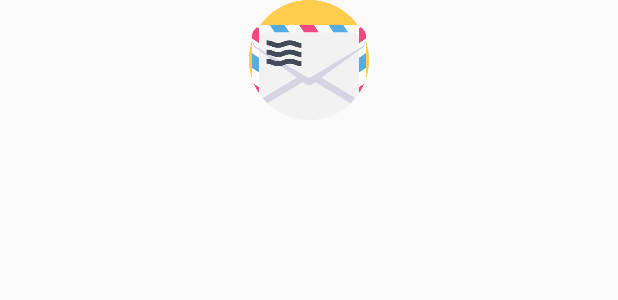
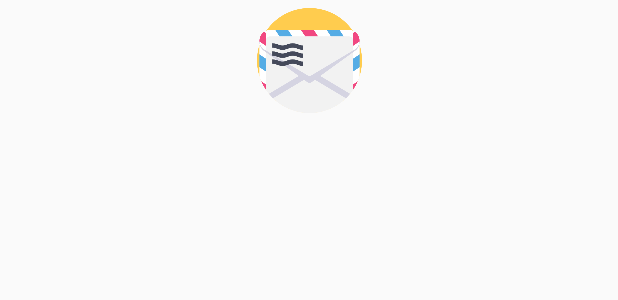
Before and after one commit to kimyounghoons/MNGS, an Android app: the layout item_letter.xml on its own in the app's theme, with its tools: preview values and no code run, on a phone screen of 412 x 824 dp. Shown: the top 300 px of the screen. Run offline under Robolectric (Android 15) with nearby library versions, the phone set to English and light mode, and no system bars.

Commit message:
modify appbar , color modify send letter

```diff
--- a/app/src/main/java/com/mngs/kimyounghoon/mngs/answerletter/AnswerFragment.kt
+++ b/app/src/main/java/com/mngs/kimyounghoon/mngs/answerletter/AnswerFragment.kt
@@ -16,6 +16,9 @@ import com.mngs.kimyounghoon.mngs.utils.obtainViewModel
 import com.mngs.kimyounghoon.mngs.utils.setupToast
 
 class AnswerFragment : AbstractFragment() {
+    override fun getTitle(): String {
+        return getString(R.string.answer_letter)
+    }
 
     lateinit var binding: FragmentAnswerLetterBinding
     lateinit var letter: Letter
--- a/app/src/main/java/com/mngs/kimyounghoon/mngs/home/HomeFragment.kt
+++ b/app/src/main/java/com/mngs/kimyounghoon/mngs/home/HomeFragment.kt
@@ -6,14 +6,16 @@ import android.support.design.widget.TabLayout
 import android.view.LayoutInflater
 import android.view.View
 import android.view.ViewGroup
-import com.google.firebase.Timestamp
-import com.google.firebase.database.ServerValue
 import com.mngs.kimyounghoon.mngs.AbstractFragment
 import com.mngs.kimyounghoon.mngs.R
+import com.mngs.kimyounghoon.mngs.data.Constants
 import com.mngs.kimyounghoon.mngs.databinding.FragmentHomeBinding
 
 
 class HomeFragment : AbstractFragment(), TabLayout.OnTabSelectedListener {
+    override fun getTitle(): String {
+        return Constants.EMPTY
+    }
 
     companion object {
         fun newInstance(): HomeFragment {
--- a/app/src/main/java/com/mngs/kimyounghoon/mngs/letters/LettersFragment.kt
+++ b/app/src/main/java/com/mngs/kimyounghoon/mngs/letters/LettersFragment.kt
@@ -14,6 +14,10 @@ import com.mngs.kimyounghoon.mngs.utils.obtainViewModel
 import com.mngs.kimyounghoon.mngs.utils.setupToast
 
 class LettersFragment : AbstractFragment() {
+    override fun getTitle(): String {
+        return getString(R.string.mail_box)
+    }
+
     lateinit var binding: FragmentLettersBinding
     private lateinit var adapter: LettersAdapter
 
--- a/app/src/main/java/com/mngs/kimyounghoon/mngs/login/LoginFragment.kt
+++ b/app/src/main/java/com/mngs/kimyounghoon/mngs/login/LoginFragment.kt
@@ -26,6 +26,9 @@ import com.mngs.kimyounghoon.mngs.databinding.FragmentLoginBinding
 import java.util.*
 
 class LoginFragment : AbstractFragment(), LoginNavigator {
+    override fun getTitle(): String {
+        return getString(R.string.login)
+    }
 
     companion object {
         fun newInstance(): LoginFragment {
--- a/app/src/main/java/com/mngs/kimyounghoon/mngs/myinbox/MyInBoxFragment.kt
+++ b/app/src/main/java/com/mngs/kimyounghoon/mngs/myinbox/MyInBoxFragment.kt
@@ -14,6 +14,10 @@ import com.mngs.kimyounghoon.mngs.utils.obtainViewModel
 import com.mngs.kimyounghoon.mngs.utils.setupToast
 
 class MyInBoxFragment : AbstractFragment() {
+    override fun getTitle(): String {
+        return getString(R.string.sent_mail)
+    }
+
     lateinit var binding: FragmentMyInBoxBinding
     private lateinit var adapter: MyInBoxAdapter
 
--- a/app/src/main/res/layout/item_letter.xml
+++ b/app/src/main/res/layout/item_letter.xml
@@ -18,12 +18,12 @@
 
     <android.support.constraint.ConstraintLayout xmlns:android="http://schemas.android.com/apk/res/android"
         android:layout_width="match_parent"
-        android:layout_height="wrap_content"
+        android:layout_height="80dp"
         android:onClick="@{(v)-> userActionListener.openLetterDetail(letter)}">
         <ImageView
             android:id="@+id/image_letter"
-            android:layout_width="80dp"
-            android:layout_height="80dp"
+            android:layout_width="70dp"
+            android:layout_height="70dp"
             android:src ="@drawable/letter"
             app:layout_constraintLeft_toLeftOf="parent"
             app:layout_constraintRight_toRightOf="parent"
--- a/app/src/main/res/menu/menu_write_letter.xml
+++ b/app/src/main/res/menu/menu_write_letter.xml
@@ -1,6 +1,8 @@
 <?xml version="1.0" encoding="utf-8"?>
-<menu xmlns:android="http://schemas.android.com/apk/res/android">
+<menu xmlns:android="http://schemas.android.com/apk/res/android"
+    xmlns:app="http://schemas.android.com/apk/res-auto">
     <item
         android:id="@+id/menu_write_letter"
-        android:title="@string/send"/>
+        android:title="@string/send"
+        app:showAsAction="always"/>
 </menu>
--- a/app/src/main/res/values/styles.xml
+++ b/app/src/main/res/values/styles.xml
@@ -1,25 +1,15 @@
 <resources>
 
     <!-- Base application theme. -->
-    <style name="AppTheme" parent="Theme.AppCompat.Light.DarkActionBar">
+    <style name="AppTheme" parent="Theme.AppCompat.Light">
         <!-- Customize your theme here. -->
-        <item name="colorPrimary">@color/white</item>
-        <item name="colorPrimaryDark">@color/white</item>
-        <item name="colorAccent">@color/sky</item>
+        <item name="colorPrimary">@color/white</item> <!-- actionbar background color -->
+         <item name="colorPrimaryDark">@color/white</item> <!-- statusbar background color -->
+        <!--<item name="colorAccent">@color/sky</item> &lt;!&ndash; 라디오 버튼 , 커서 , 등등 &ndash;&gt;-->
         <item name="android:statusBarColor">@color/white</item>
         <item name="android:windowLightStatusBar">true</item>
-        <item name="actionBarStyle">@style/AppTheme.ActionBar</item>
+        <item name="android:textColorPrimary">@color/sky</item> <!-- actionbar text color -->
+        <item name="actionMenuTextColor">@color/sky</item>
     </style>
 
-
-    <style name="AppTheme.ActionBar">
-        <item name="android:background">@color/white</item>
-        <item name="android:titleTextStyle">@style/AppTheme.ActionBar.Text</item>
-    </style>
-
-    <style name="AppTheme.ActionBar.Text" parent="@android:style/TextAppearance">
-        <item name="android:textColor">@color/sky</item>
-    </style>
-
-
 </resources>
```
Also changed, not shown: app/src/main/java/com/mngs/kimyounghoon/mngs/AbstractFragment.kt (+8 -0 lines), app/src/main/java/com/mngs/kimyounghoon/mngs/ActionBarListener.kt (added, +9 -0 lines), app/src/main/java/com/mngs/kimyounghoon/mngs/MainActivity.kt (+13 -3 lines), app/src/main/java/com/mngs/kimyounghoon/mngs/home/HomeFragmentStatePagerAdapter.kt (+4 -4 lines), app/src/main/java/com/mngs/kimyounghoon/mngs/letterdetail/DetailLetterFragment.kt (+5 -4 lines), app/src/main/java/com/mngs/kimyounghoon/mngs/signup/SignupFragment.kt (+6 -3 lines), app/src/main/java/com/mngs/kimyounghoon/mngs/writeletter/WriteLetterFragment.kt (+10 -8 lines), app/src/main/res/layout/fragment_write_letter.xml (+0 -10 lines), app/src/main/res/values/strings.xml (+9 -0 lines), 1 other file.
